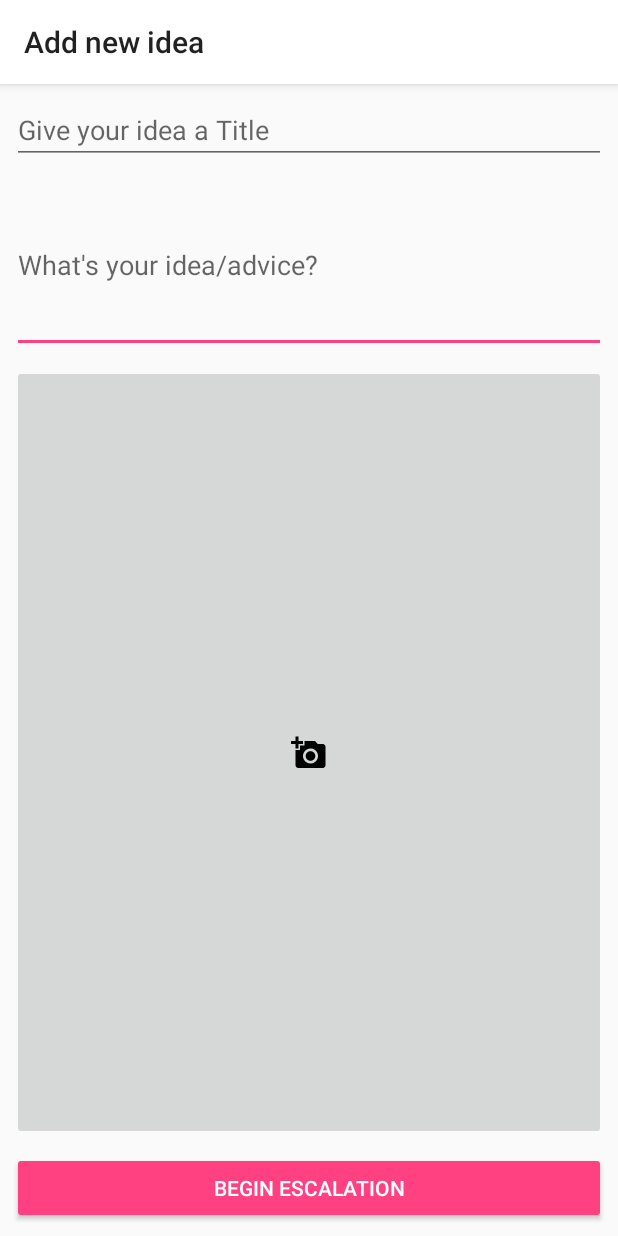
After one commit to ShivayaDevs/SarkarSalahkar, an Android app: the NewPostActivity screen opened directly, with no data from a screen before it, on a phone screen of 412 x 824 dp. The commit adds this screen. Run offline under Robolectric (Android 15) with nearby library versions, the phone set to English and light mode, and no system bars; our stand-ins replace Firebase (no records; nobody signed in at launch, a user with empty details on screens opened directly).

Commit message:
Added text analyzer

```diff
--- a/app/build.gradle
+++ b/app/build.gradle
@@ -35,4 +35,6 @@ dependencies {
 }
 
 
+
+
 apply plugin: 'com.google.gms.google-services'
--- /dev/null
+++ b/app/src/main/java/hackerrepublic/sarkarsalahkar/NewPostActivity.java
@@ -0,0 +1,110 @@
+package hackerrepublic.sarkarsalahkar;
+
+import android.content.Intent;
+import android.graphics.Bitmap;
+import android.net.Uri;
+import android.os.Parcelable;
+import android.provider.MediaStore;
+import android.support.v7.app.AppCompatActivity;
+import android.os.Bundle;
+import android.text.TextUtils;
+import android.util.Log;
+import android.view.View;
+import android.widget.Button;
+import android.widget.EditText;
+import android.widget.ImageButton;
+import android.widget.ImageView;
+import android.widget.TextView;
+import android.widget.Toast;
+
+import com.google.firebase.database.DatabaseReference;
+import com.google.firebase.database.FirebaseDatabase;
+
+import java.io.FileNotFoundException;
+import java.io.IOException;
+import java.util.ArrayList;
+import java.util.Set;
+
+import hackerrepublic.sarkarsalahkar.models.Post;
+
+public class NewPostActivity extends AppCompatActivity implements View.OnClickListener {
+
+    private EditText titleInput;
+    private EditText ideaInput;
+    private String imageUrl;
+    private ImageButton imageButton;
+
+    @Override
+    protected void onCreate(Bundle savedInstanceState) {
+        super.onCreate(savedInstanceState);
+        setContentView(R.layout.activity_new_post);
+
+        titleInput = (EditText) findViewById(R.id.editText_title);
+        ideaInput = (EditText) findViewById(R.id.editText_idea);
+        imageButton = (ImageButton) findViewById(R.id.imageButton_image);
+        Button button = (Button) findViewById(R.id.buttonSave);
+
+        imageButton.setOnClickListener(this);
+        button.setOnClickListener(this);
+    }
+
+    @Override
+    public void onClick(View view) {
+        if (view.getId() == R.id.imageButton_image) {
+            // Allow the user to choose an image from gallery.
+            // TODO: Ask for permission to access Storage in 23+ devices.
+            Intent galleryIntent = new Intent(Intent.ACTION_PICK, android.provider.MediaStore
+                    .Images.Media.EXTERNAL_CONTENT_URI);
+            galleryIntent.setType("image/*");
+            startActivityForResult(galleryIntent, 101);
+        } else if (view.getId() == R.id.buttonSave) {
+            if (TextUtils.isEmpty(ideaInput.getText()) || TextUtils.isEmpty(titleInput.getText())
+                    || imageUrl == null) {
+                Toast.makeText(this, "Please fill all fields first!", Toast.LENGTH_LONG).show();
+            }
+            String key = savePost();
+            ArrayList<String> tags = new TextAnalyzer().getTags(ideaInput.getText().toString() +
+                    titleInput.getText().toString());
+            Intent expertsSelectionIntent = new Intent(this, ExpertsSelectionActivity.class);
+            expertsSelectionIntent.putExtra("POST_KEY", key);
+            expertsSelectionIntent.putExtra("POST_TAGS", tags);
+            startActivity(expertsSelectionIntent);
+        }
+    }
+
+    /**
+     * Saves the idea post to the backend.
+     */
+    private String savePost() {
+        Post post = new Post.Builder().setAuthor("Abhay")
+                .setCreationTimestamp(System.currentTimeMillis())
+                .setDescription(ideaInput.getText().toString())
+                .setTitle(titleInput.getText().toString())
+                .setImageUrl(imageUrl).build();
+        FirebaseDatabase database = FirebaseDatabase.getInstance();
+        DatabaseReference postsRef = database.getReference("posts");
+        String key = postsRef.push().getKey();
+        postsRef.child(key).setValue(post);
+        return key;
+    }
+
+    @Override
+    protected void onActivityResult(int requestCode, int resultCode, Intent data) {
+        if (requestCode == 101 && resultCode == RESULT_OK && data.getData() != null) {
+            Uri imageUri = data.getData();
+            try {
+                Bitmap bitmap = MediaStore.Images.Media.getBitmap(getContentResolver(), imageUri);
+                if (bitmap != null) {
+                    imageUrl = imageUri.toString();
+                    imageButton.setScaleType(ImageView.ScaleType.CENTER_CROP);
+                    imageButton.setImageBitmap(bitmap);
+                }
+            } catch (OutOfMemoryError ome) {
+                Toast.makeText(this, "Please select a smaller image!", Toast.LENGTH_LONG).show();
+            } catch (Exception e) {
+                e.printStackTrace();
+            }
+        }
+        super.onActivityResult(requestCode, resultCode, data);
+    }
+}
--- /dev/null
+++ b/app/src/main/res/layout/activity_new_post.xml
@@ -0,0 +1,65 @@
+<?xml version="1.0" encoding="utf-8"?>
+<android.support.constraint.ConstraintLayout xmlns:android="http://schemas.android.com/apk/res/android"
+    xmlns:app="http://schemas.android.com/apk/res-auto"
+    xmlns:tools="http://schemas.android.com/tools"
+    android:layout_width="match_parent"
+    android:layout_height="match_parent"
+    tools:context="hackerrepublic.sarkarsalahkar.NewPostActivity">
+
+    <EditText
+        android:id="@+id/editText_idea"
+        android:layout_width="0dp"
+        android:layout_height="wrap_content"
+        android:layout_marginEnd="8dp"
+        android:layout_marginStart="8dp"
+        android:layout_marginTop="8dp"
+        android:ems="10"
+        android:hint="What's your idea/advice?"
+        android:inputType="textMultiLine"
+        android:lines="5"
+        android:padding="4dp"
+        app:layout_constraintEnd_toEndOf="parent"
+        app:layout_constraintStart_toStartOf="parent"
+        app:layout_constraintTop_toBottomOf="@+id/editText_title" />
+
+    <EditText
+        android:id="@+id/editText_title"
+        android:layout_width="0dp"
+        android:layout_height="wrap_content"
+        android:layout_marginEnd="8dp"
+        android:layout_marginStart="8dp"
+        android:layout_marginTop="8dp"
+        android:ems="10"
+        android:hint="Give your idea a Title"
+        android:inputType="textPersonName"
+        app:layout_constraintEnd_toEndOf="parent"
+        app:layout_constraintStart_toStartOf="parent"
+        app:layout_constraintTop_toTopOf="parent" />
+
+    <Button
+        android:id="@+id/buttonSave"
+        style="@style/Widget.AppCompat.Button.Colored"
+        android:layout_width="0dp"
+        android:layout_height="wrap_content"
+        android:layout_marginBottom="8dp"
+        android:layout_marginEnd="8dp"
+        android:layout_marginStart="8dp"
+        android:text="Begin escalation"
+        app:layout_constraintBottom_toBottomOf="parent"
+        app:layout_constraintEnd_toEndOf="parent"
+        app:layout_constraintStart_toStartOf="parent" />
+
+    <ImageButton
+        android:id="@+id/imageButton_image"
+        android:layout_width="0dp"
+        android:layout_height="0dp"
+        android:layout_marginBottom="8dp"
+        android:layout_marginEnd="8dp"
+        android:layout_marginStart="8dp"
+        android:layout_marginTop="8dp"
+        app:layout_constraintBottom_toTopOf="@+id/buttonSave"
+        app:layout_constraintEnd_toEndOf="parent"
+        app:layout_constraintStart_toStartOf="parent"
+        app:layout_constraintTop_toBottomOf="@+id/editText_idea"
+        app:srcCompat="@drawable/ic_add_a_photo_black_24dp" />
+</android.support.constraint.ConstraintLayout>
--- a/app/src/main/res/values/strings.xml
+++ b/app/src/main/res/values/strings.xml
@@ -1,4 +1,5 @@
 <resources>
     <string name="app_name">Sarkar Salahkar</string>
     <string name="title_activity_home">Sarkar Salahkar</string>
+    <string name="title_new_task_activity">Add new idea</string>
 </resources>
```
Also changed, not shown: app/src/main/AndroidManifest.xml (+9 -3 lines), app/src/main/java/hackerrepublic/sarkarsalahkar/ExpertsSelectionActivity.java (added, +34 -0 lines), app/src/main/java/hackerrepublic/sarkarsalahkar/HomeActivity.java (+10 -6 lines), app/src/main/java/hackerrepublic/sarkarsalahkar/TextAnalyzer.java (added, +57 -0 lines), app/src/main/java/hackerrepublic/sarkarsalahkar/models/User.java (added, +17 -0 lines), app/src/main/res/layout/activity_experts_selection.xml (added, +9 -0 lines), app/src/main/res/drawable-hdpi/ic_add_a_photo_black_24dp.png (added), app/src/main/res/drawable-mdpi/ic_add_a_photo_black_24dp.png (added), app/src/main/res/drawable-xhdpi/ic_add_a_photo_black_24dp.png (added), app/src/main/res/drawable-xxhdpi/ic_add_a_photo_black_24dp.png (added), app/src/main/res/drawable-xxxhdpi/ic_add_a_photo_black_24dp.png (added).
